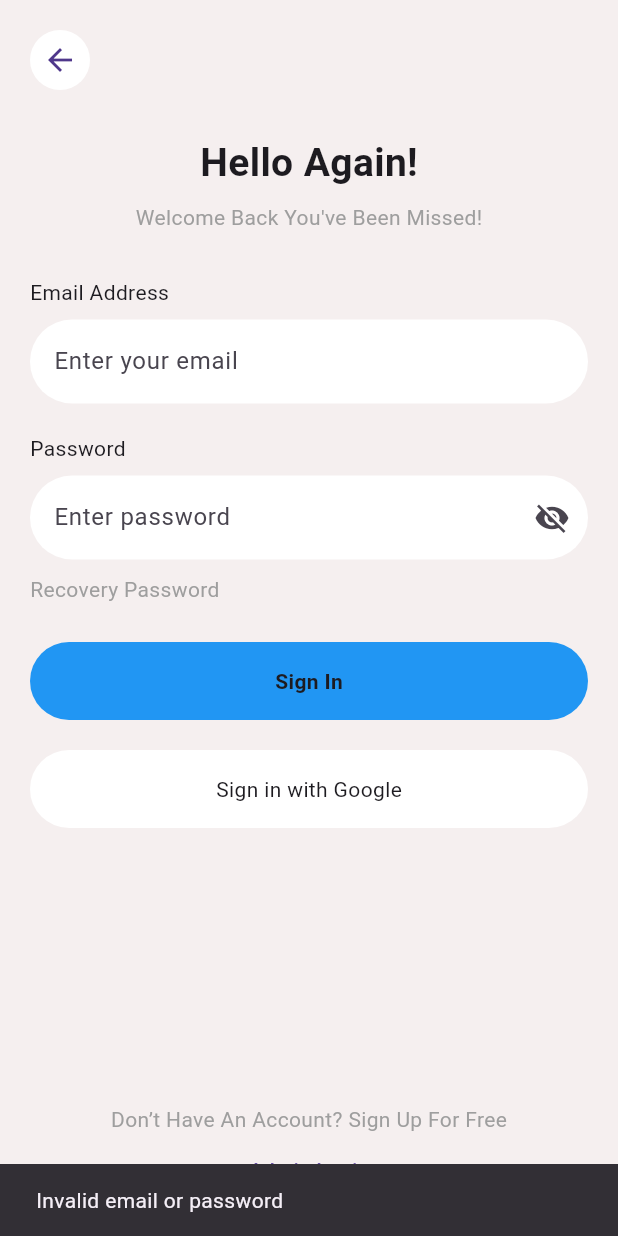
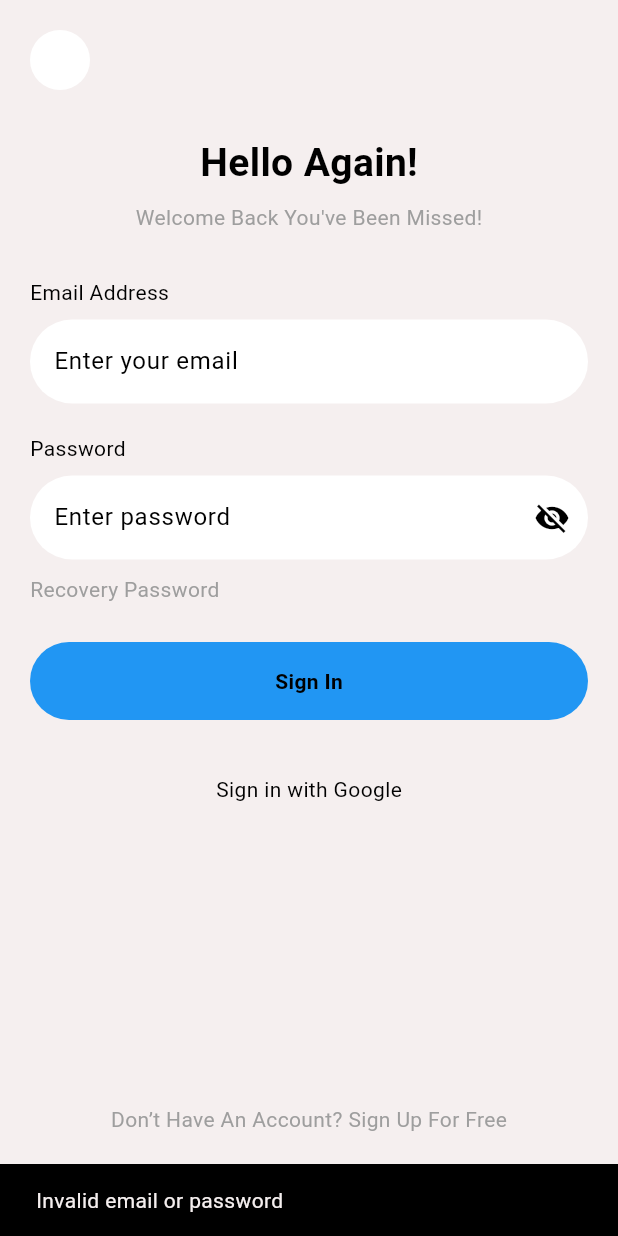
Before and after one commit to saras583/mg_collection, a Flutter app: the screen it shows after launch, after a tap on "Sign In", on a phone screen of 412 x 824 dp. Run offline on Flutter 3.47's test engine with Material 3 defaults, Android fonts, the phone set to English and light mode, and no system bars; our stand-ins replace hive, hive_flutter, image_picker; accounts and stored records are empty.

Commit message:
my local changes

```diff
--- a/lib/main.dart
+++ b/lib/main.dart
@@ -1,64 +1,73 @@
 import 'package:flutter/material.dart';
 import 'package:hive_flutter/adapters.dart';
+import 'package:provider/provider.dart';
+
 import 'package:mgcollection_app/screens/bottomnavigationbarScreen.dart';
 import 'package:mgcollection_app/screens/login_screen.dart';
-import 'package:mgcollection_app/screens/theme_controller.dart';
+
+import 'package:mgcollection_app/screens/theme.dart';
+import 'package:mgcollection_app/services/themeprovider.dart';
 
 void main() async {
+
   WidgetsFlutterBinding.ensureInitialized();
 
   await Hive.initFlutter();
+
   await Hive.openBox('favorites');
   await Hive.openBox('cart');
   await Hive.openBox('userBox');
   await Hive.openBox('authBox');
   await Hive.openBox('orders');
-  final box = Hive.box('settings');
-
-  bool isDark = box.get('isDark', defaultValue: false);
-
-  themeMode = isDark ? ThemeMode.dark : ThemeMode.light;
-
-   notifyListeners();
+  await Hive.openBox('settings');
   await Hive.openBox('products');
 
-  runApp(MgCollection());
+  runApp(
+
+    ChangeNotifierProvider(
+
+      create: (_) => ThemeProvider(),
+
+      child: const MgCollection(),
+    ),
+  );
 }
 
 class MgCollection extends StatelessWidget {
-  MgCollection({super.key});
 
-  ///  CONTROLLER HERE
-  final ThemeController controller = ThemeController();
+  const MgCollection({super.key});
 
   @override
   Widget build(BuildContext context) {
+
     var authBox = Hive.box('authBox');
-    bool isLoggedIn = authBox.get('isLoggedIn', defaultValue: false);
 
-    return AnimatedBuilder(
-      animation: controller,
-      builder: (context, _) {
+    bool isLoggedIn =
+        authBox.get(
+          'isLoggedIn',
+          defaultValue: false,
+        );
+
+    return Consumer<ThemeProvider>(
+
+      builder: (context, provider, child) {
+
         return MaterialApp(
+
           debugShowCheckedModeBanner: false,
-          //lightmode
-          theme: ThemeData(
-            brightness: Brightness.light,
-            scaffoldBackgroundColor: Color(0xFFF5EFEF),
-            cardColor: Colors.white
-          ),
-          //darkmode
-          darkTheme: ThemeData(
-            brightness: Brightness.dark,
-            scaffoldBackgroundColor: Color(0xFF1E1E1E)
-          ),
 
-          themeMode: controller.themeMode,
+          theme: lightTheme,
 
+          darkTheme: darkTheme,
+
+          themeMode:
+              provider.themeData == darkTheme
+                  ? ThemeMode.dark
+                  : ThemeMode.light,
 
           home: isLoggedIn
-              ? Bottomnavigationbarscreen(controller : controller)
-              : LoginScreen(controller: controller),
+              ? const Bottomnavigationbarscreen()
+              : const LoginScreen(),
         );
       },
     );
--- a/lib/screens/jalorescreen.dart
+++ b/lib/screens/jalorescreen.dart
@@ -14,16 +14,19 @@
       "name": " spiderring",
       "price": 2999,
       "image": "assets/images/spiderring.jpg",
+      "rating": 4.5,
     },
     {
       "name": "mountainring",
       "price": 4999,
       "image": "assets/images/mountainrings.jpg",
+      "rating": 4.5,
     },
     {
       "name": "ring gravur",
       "price": 1999,
       "image": "assets/images/Ring  Gravur.jpg",
+      "rating": 4.5,
     },
   ];
 
--- a/lib/screens/letstart.dart
+++ b/lib/screens/letstart.dart
@@ -1,6 +1,6 @@
 import 'package:flutter/material.dart';
 import 'package:mgcollection_app/screens/login_screen.dart';
-import 'package:mgcollection_app/screens/theme_controller.dart';
+
 
 class Letstart extends StatelessWidget {
   const Letstart({super.key});
@@ -67,7 +67,7 @@
       Navigator.pushReplacement(
         context,
         MaterialPageRoute(
-          builder: (_) =>  LoginScreen(controller: ThemeController()),
+          builder: (_) =>  LoginScreen(),
         ),
       );
     },
--- a/lib/screens/login_screen.dart
+++ b/lib/screens/login_screen.dart
@@ -3,12 +3,12 @@
 import 'package:mgcollection_app/admin/adminloginscreen.dart';
 import 'package:mgcollection_app/screens/bottomnavigationbarScreen.dart';
 import 'package:mgcollection_app/screens/register_screen.dart';
-import 'package:mgcollection_app/screens/theme_controller.dart';
+
 
 class LoginScreen extends StatefulWidget {
-  final ThemeController controller;
 
-  const LoginScreen({super.key,required this.controller});
+
+  const LoginScreen({super.key,});
 
   @override
   State<LoginScreen> createState() => _LoginScreenState();
@@ -40,7 +40,7 @@
       Navigator.pushReplacement(
         context,
         MaterialPageRoute(
-          builder: (_) => Bottomnavigationbarscreen(controller: widget.controller),
+          builder: (_) => Bottomnavigationbarscreen(),
         ),
       );
     } else {
--- a/lib/screens/shirts.dart
+++ b/lib/screens/shirts.dart
@@ -17,31 +17,37 @@
 
       "price": 899,
       "image": "assets/images/black_shirt.jpg",
+      "rating": 4.5,
     },
     {
       "name": " Casual Shirt",
       "price": 799,
       "image": 'assets/images/laventer.jpg',
+      "rating": 4.5,
     },
     {
       "name": "Blue Denim Shirt",
       "price": 999,
       "image": "assets/images/checkshirt.jpg",
+      "rating": 4.5,
     },
     {
       "name": "Checked Cotton Shirt",
       "price": 849,
       "image": "assets/images/black_shirt.jpg",
+      "rating": 4.5,
     },
     {
       "name": "laveder Shirt",
       "price": 950,
       "image": "assets/images/laventer.jpg",
+      "rating": 4.5,
     },
     {
       "name": "Striped Office Shirt",
       "price": 899,
       "image": "assets/images/checkshirt.jpg",
+      "rating": 4.5,
     },
   ];
   @override
--- a/lib/screens/shoesScreen.dart
+++ b/lib/screens/shoesScreen.dart
@@ -17,11 +17,13 @@
       "name": "Adidas Ultraboost",
       "price": 2999,
       "image": "assets/images/air1.jpg",
+      "rating": 4.5,
     },
     {
       "name": "Puma Running Shoes",
       "price": 1999,
       "image": "assets/images/air1.jpg",
+      "rating": 4.5,
     },
   ];
   @override
--- a/lib/screens/skincareScreen.dart
+++ b/lib/screens/skincareScreen.dart
@@ -16,22 +16,26 @@
       "name": "Face Cleanser",
       "price": 499,
       "image": "assets/images/cetapfilne.jpg",
+      "rating": 4.5,
     },
     {
       "name": "Moisturizing Cream",
       "price": 699,
       "image": "assets/images/vitaminc serm.jpg",
+      "rating": 4.5,
     },
 
     {
       "name": "Sunscreen SPF 50",
       "price": 599,
       "image": "assets/images/sunscreen.jpg",
+      "rating": 4.5,
     },
     {
       "name": "Face Wash Gel",
       "price": 399,
       "image": "assets/images/simplefacewash.jpg",
+      "rating": 4.5,
     },
   ];
   @override
--- /dev/null
+++ b/lib/screens/theme.dart
@@ -0,0 +1,16 @@
+import 'package:flutter/material.dart';
+
+ThemeData lightTheme = ThemeData(
+  brightness: Brightness.light,
+  colorScheme: ColorScheme.light(
+    surface: Color(0xFFF5EFEF),
+    primary: Color(0xFFF5EFEF),
+  ),
+);
+ThemeData darkTheme = ThemeData(
+  brightness: Brightness.dark,
+  colorScheme: ColorScheme.dark(
+    surface: Color.fromARGB(255, 16, 15, 15),
+    primary: Color.fromARGB(255, 21, 20, 20),
+  ),
+);
--- a/lib/screens/theme_controller.dart
+++ /dev/null
@@ -1,22 +0,0 @@
-import 'package:flutter/material.dart';
-import 'package:hive/hive.dart';
-
-class ThemeController extends ChangeNotifier {
-  ThemeMode themeMode = ThemeMode.light;
-  ThemeController() {
-    loadtheme();
-  }
-
-  void toggleTheme(bool isDark) {
-    themeMode = isDark ? ThemeMode.dark : ThemeMode.light;
-    Hive.box('settings').put('isDark', isDark);
-    notifyListeners();
-  }
-
-  void loadtheme() {
-    final box = Hive.box('settings');
-    bool isDark = box.get('isDark', defaultValue: false);
-
-    themeMode = isDark ? ThemeMode.dark : ThemeMode.light;
-  }
-}
--- /dev/null
+++ b/lib/services/themeprovider.dart
@@ -0,0 +1,28 @@
+import 'package:flutter/material.dart';
+import 'package:mgcollection_app/screens/theme.dart';
+
+class ThemeProvider with ChangeNotifier {
+
+  ThemeData _themeData = lightTheme;
+
+  ThemeData get themeData => _themeData;
+
+  set themeData(ThemeData themeData) {
+
+    _themeData = themeData;
+
+    notifyListeners();
+  }
+
+  void changeTheme() {
+
+    if (_themeData == lightTheme) {
+
+      themeData = darkTheme;
+
+    } else {
+
+      themeData = lightTheme;
+    }
+  }
+}
--- a/pubspec.yaml
+++ b/pubspec.yaml
@@ -38,6 +38,8 @@
   hive: ^2.2.3
   hive_flutter: ^1.1.0
   image_picker: ^1.0.7
+  provider: ^6.1.5+1
+
 
 dev_dependencies:
   flutter_test:
```
Also changed, not shown: lib/screens/bestsellers_screen.dart (+78 -1 lines), lib/screens/bottomnavigationbarScreen.dart (+3 -4 lines), lib/screens/pants.dart (+8 -0 lines), lib/screens/profile_screen.dart (+20 -10 lines), lib/screens/splash_screen.dart (+4 -4 lines), pubspec.lock.
